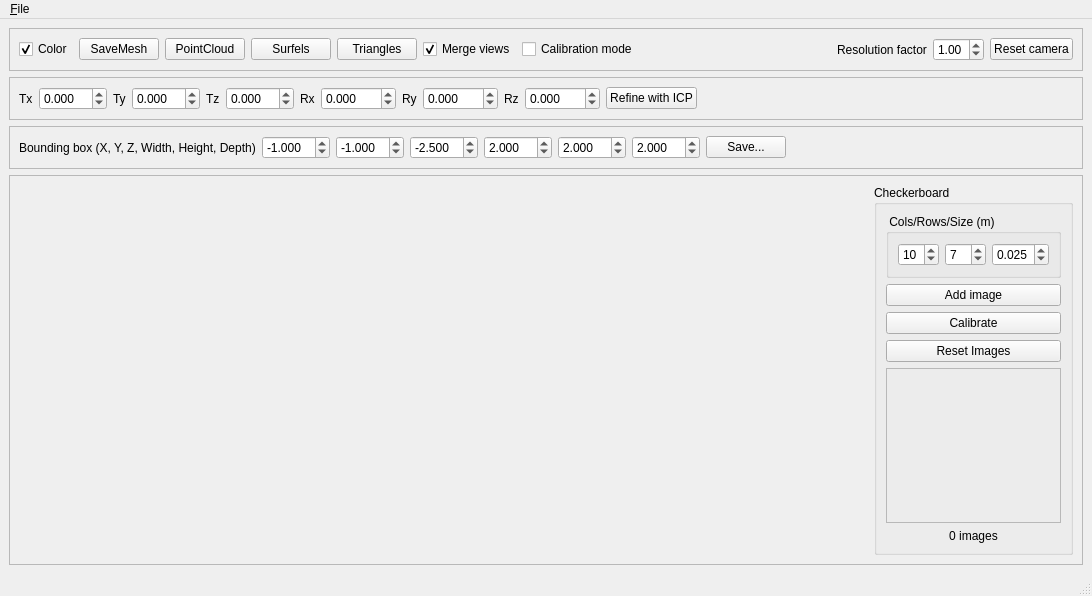
The window that multikinect/View3dWindow.ui (rgbdemo/rgbdemo) describes before a commit, drawn with Qt 5.
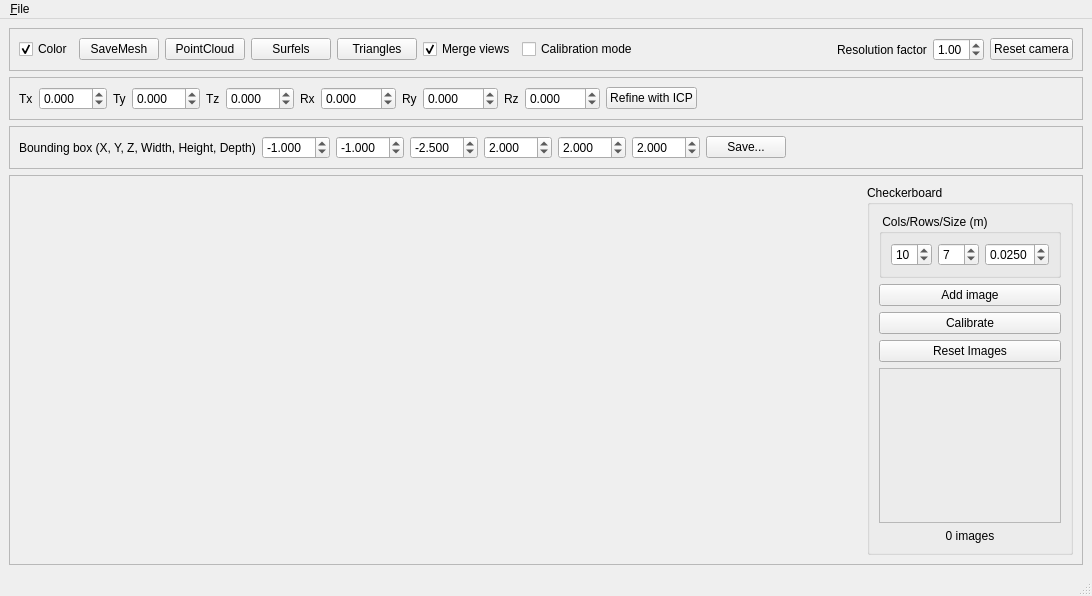
The same window after the commit. Custom widgets are drawn as their Qt base class.

Patch:
```diff
--- a/multikinect/View3dWindow.ui
+++ b/multikinect/View3dWindow.ui
@@ -507,7 +507,7 @@
              <item>
               <widget class="QDoubleSpinBox" name="patternSizeSpinBox">
                <property name="decimals">
-                <number>3</number>
+                <number>4</number>
                </property>
                <property name="maximum">
                 <double>1.000000000000000</double>
```
Left out of the diff: 2 changed lines with no effect on the pictures.
